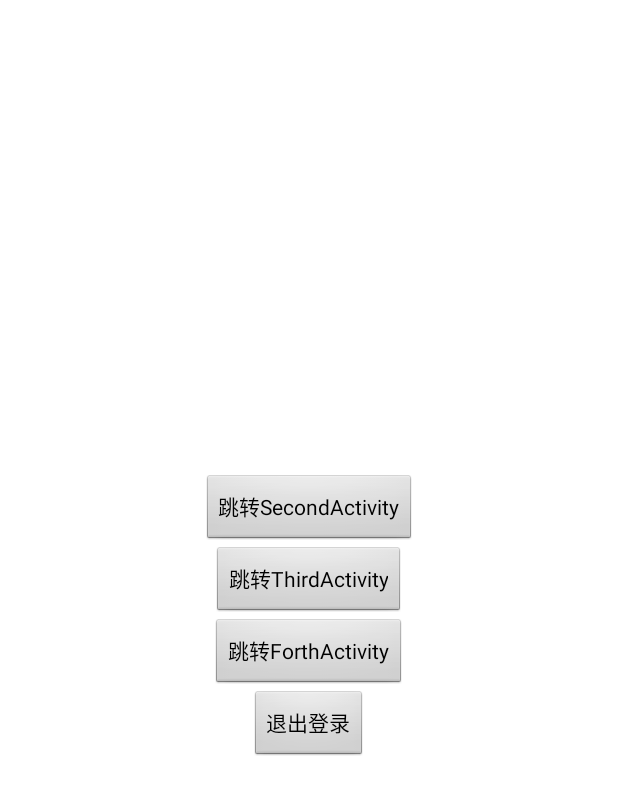
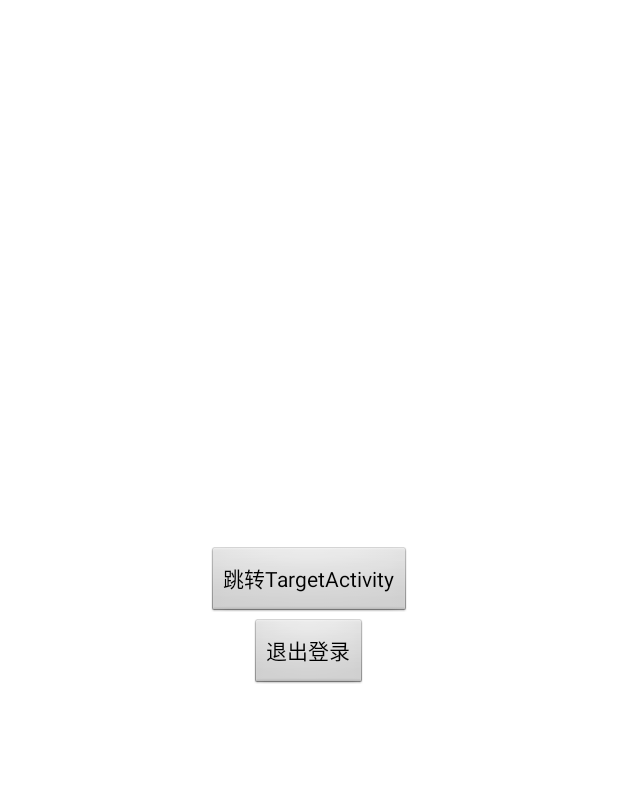
Before and after one commit to gxd523/HookComplexDemo, an Android app: the screen it shows after launch (MainActivity), on a phone screen of 412 x 824 dp. Shown: the top 795 px of the screen. Run offline under Robolectric (Android 15) with nearby library versions, the phone set to English and light mode, and no system bars.

Commit message:
optimize:命名

```diff
--- a/app/src/main/java/com/demo/hook/activity/LoginActivity.java
+++ b/app/src/main/java/com/demo/hook/activity/InterceptorActivity.java
@@ -12,7 +12,7 @@ import android.widget.Toast;
 import com.demo.hook.R;
 import com.demo.hook.util.LoginUtil;
 
-public class LoginActivity extends Activity {
+public class InterceptorActivity extends Activity {
     public static final String EXTRA_INTENT = "extraIntent";
     EditText nameEt;
     EditText pwdEt;
@@ -21,7 +21,7 @@ public class LoginActivity extends Activity {
     @Override
     protected void onCreate(Bundle savedInstanceState) {
         super.onCreate(savedInstanceState);
-        setContentView(R.layout.activity_login);
+        setContentView(R.layout.activity_interceptor);
         nameEt = findViewById(R.id.name_et);
         pwdEt = findViewById(R.id.pwd_et);
         className = getIntent().getStringExtra(EXTRA_INTENT);
--- a/app/src/main/java/com/demo/hook/activity/ForthActivity.java
+++ b/app/src/main/java/com/demo/hook/activity/TargetActivity.java
@@ -5,10 +5,10 @@ import android.os.Bundle;
 
 import com.demo.hook.R;
 
-public class ForthActivity extends Activity {
+public class TargetActivity extends Activity {
     @Override
     protected void onCreate(Bundle savedInstanceState) {
         super.onCreate(savedInstanceState);
-        setContentView(R.layout.activity_forth);
+        setContentView(R.layout.activity_target);
     }
 }
--- a/app/src/main/java/com/demo/hook/util/HookUtil.java
+++ b/app/src/main/java/com/demo/hook/util/HookUtil.java
@@ -8,7 +8,7 @@ import android.os.Build;
 import android.os.Handler;
 import android.os.Message;
 
-import com.demo.hook.activity.LoginActivity;
+import com.demo.hook.activity.InterceptorActivity;
 import com.demo.hook.activity.ProxyActivity;
 
 import java.lang.reflect.Field;
@@ -195,8 +195,8 @@ public class HookUtil {
         Intent targetIntent = proxyIntent.getParcelableExtra(HookUtil.TARGET_INTENT);
         if (targetIntent != null) {
             if (LoginUtil.instance.isNeedLogin()) {
-                ComponentName componentName = new ComponentName(context, LoginActivity.class);
-                targetIntent.putExtra(LoginActivity.EXTRA_INTENT, targetIntent.getComponent().getClassName());
+                ComponentName componentName = new ComponentName(context, InterceptorActivity.class);
+                targetIntent.putExtra(InterceptorActivity.EXTRA_INTENT, targetIntent.getComponent().getClassName());
                 targetIntent.setComponent(componentName);
             } else {
                 targetIntent.setComponent(targetIntent.getComponent());
--- a/app/src/main/java/com/demo/hook/util/LoginUtil.java
+++ b/app/src/main/java/com/demo/hook/util/LoginUtil.java
@@ -25,13 +25,13 @@ public class LoginUtil {
 
     public void logout() {
         SharedPreferences.Editor editor = sp.edit();
-        editor.putBoolean("login", true);
+        editor.putBoolean(IS_NEED_LOGIN, true);
         editor.apply();
     }
 
     public void login() {
         SharedPreferences.Editor editor = sp.edit();
-        editor.putBoolean("login", false);
+        editor.putBoolean(IS_NEED_LOGIN, false);
         editor.apply();
     }
 }
--- a/app/src/main/res/layout/activity_main.xml
+++ b/app/src/main/res/layout/activity_main.xml
@@ -9,20 +9,8 @@
     <Button
         android:layout_width="wrap_content"
         android:layout_height="wrap_content"
-        android:onClick="jumpSecondActivity"
-        android:text="跳转SecondActivity" />
-
-    <Button
-        android:layout_width="wrap_content"
-        android:layout_height="wrap_content"
-        android:onClick="jumpThirdActivity"
-        android:text="跳转ThirdActivity" />
-
-    <Button
-        android:layout_width="wrap_content"
-        android:layout_height="wrap_content"
-        android:onClick="jumpForthActivity"
-        android:text="跳转ForthActivity" />
+        android:onClick="jumpTargetActivity"
+        android:text="跳转TargetActivity" />
 
     <Button
         android:layout_width="wrap_content"
```
Also changed, not shown: app/src/main/java/com/demo/hook/activity/MainActivity.java (+3 -11 lines), app/src/main/java/com/demo/hook/activity/SecondActivity.java (deleted, +0 -14 lines), app/src/main/java/com/demo/hook/activity/ThirdActivity.java (deleted, +0 -14 lines), app/src/main/res/layout/activity_forth.xml (deleted, +0 -15 lines), app/src/main/res/layout/activity_third.xml (deleted, +0 -15 lines), app/src/main/res/layout/activity_interceptor.xml (renamed from app/src/main/res/layout/activity_login.xml), app/src/main/res/layout/activity_target.xml (renamed from app/src/main/res/layout/activity_second.xml).
